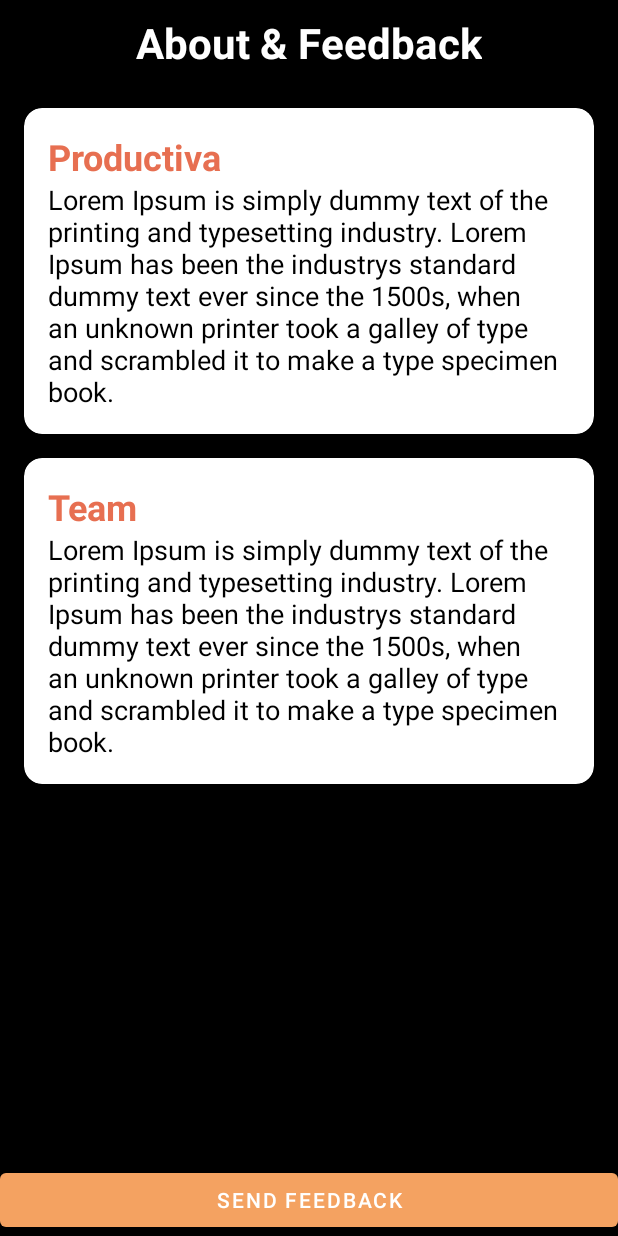
After one commit to tausif35/Productiva, an Android app: the About screen opened directly, with no data from a screen before it, on a phone screen of 412 x 824 dp. The commit adds this screen. Run offline under Robolectric (Android 15) with nearby library versions, the phone set to English and light mode, and no system bars; Roboto replaces fonts that are not available here.

Commit message:
About page setup

```diff
--- a/app/src/main/AndroidManifest.xml
+++ b/app/src/main/AndroidManifest.xml
@@ -12,7 +12,7 @@
         android:roundIcon="@mipmap/ic_launcher_round"
         android:supportsRtl="true"
         android:theme="@style/Theme.Productiva">
-        <activity android:name=".reminder" />
+        <activity android:name=".About" />
         <activity android:name=".Timer" />
         <activity android:name=".Notepad"
             android:screenOrientation="portrait"
--- /dev/null
+++ b/app/src/main/java/com/example/android/productiva/About.java
@@ -0,0 +1,40 @@
+package com.example.android.productiva;
+
+import android.content.Intent;
+import android.net.Uri;
+import android.os.Bundle;
+import android.widget.Button;
+import android.widget.Toast;
+
+import androidx.appcompat.app.AppCompatActivity;
+
+public class About extends AppCompatActivity {
+
+
+    @Override
+    protected void onCreate(Bundle savedInstanceState) {
+        super.onCreate(savedInstanceState);
+        setContentView(R.layout.activity_about);
+
+        Button feedbackButton = findViewById(R.id.send_feedback);
+
+        feedbackButton.setOnClickListener(v -> {
+            sendFeedback();
+        });
+    }
+
+    //This will let users send feedback to the developers
+    private void sendFeedback() {
+        try {
+            Intent intent = new Intent(Intent.ACTION_SENDTO);
+            intent.setData(Uri.parse("mailto:")); // only email apps should handle this
+            intent.putExtra(Intent.EXTRA_EMAIL, new String[]{"tausifahmed0235@yahoo.com"});
+            intent.putExtra(Intent.EXTRA_SUBJECT, "Productiva: Feedback");
+            startActivity(Intent.createChooser(intent, "Send email using"));
+
+        } catch (android.content.ActivityNotFoundException ex) {
+            Toast.makeText(this, "There are no email client installed on your device.",
+                    Toast.LENGTH_SHORT).show();
+        }
+    }
+}
--- a/app/src/main/java/com/example/android/productiva/Dashboard.java
+++ b/app/src/main/java/com/example/android/productiva/Dashboard.java
@@ -50,7 +50,7 @@
         card4.setOnClickListener(new View.OnClickListener() {
             @Override
             public void onClick(View v) {
-                intent = new Intent(Dashboard.this, reminder.class);
+                intent = new Intent(Dashboard.this, About.class);
                 startActivity(intent);
             }
         });
--- a/app/src/main/java/com/example/android/productiva/reminder.java
+++ /dev/null
@@ -1,14 +0,0 @@
-package com.example.android.productiva;
-
-import android.os.Bundle;
-
-import androidx.appcompat.app.AppCompatActivity;
-
-public class reminder extends AppCompatActivity {
-
-    @Override
-    protected void onCreate(Bundle savedInstanceState) {
-        super.onCreate(savedInstanceState);
-        setContentView(R.layout.activity_reminder);
-    }
-}
--- /dev/null
+++ b/app/src/main/res/layout/activity_about.xml
@@ -0,0 +1,126 @@
+<?xml version="1.0" encoding="utf-8"?>
+<androidx.constraintlayout.widget.ConstraintLayout xmlns:android="http://schemas.android.com/apk/res/android"
+    xmlns:app="http://schemas.android.com/apk/res-auto"
+    xmlns:tools="http://schemas.android.com/tools"
+    android:layout_width="match_parent"
+    android:layout_height="match_parent"
+    android:background="@color/bgColor"
+    android:orientation="vertical"
+    tools:context=".About">
+
+
+    <com.google.android.material.appbar.MaterialToolbar
+        android:id="@+id/about_toolbar"
+        android:layout_width="match_parent"
+        android:layout_height="?attr/actionBarSize"
+        android:theme="@style/ThemeOverlay.AppCompat.Dark.ActionBar"
+        app:layout_constraintEnd_toEndOf="parent"
+        app:layout_constraintStart_toStartOf="parent"
+        app:layout_constraintTop_toTopOf="parent" />
+
+    <TextView
+        android:layout_width="wrap_content"
+        android:layout_height="wrap_content"
+        android:text="About &amp; Feedback"
+        android:textColor="@color/white"
+        android:textSize="28sp"
+        android:textStyle="bold"
+        app:layout_constraintBottom_toBottomOf="@+id/about_toolbar"
+        app:layout_constraintEnd_toEndOf="@+id/about_toolbar"
+        app:layout_constraintStart_toStartOf="@+id/about_toolbar"
+        app:layout_constraintTop_toTopOf="@+id/about_toolbar" />
+
+    <ScrollView
+        android:layout_width="match_parent"
+        android:layout_height="0dp"
+        app:layout_constraintBottom_toBottomOf="parent"
+        app:layout_constraintEnd_toEndOf="parent"
+        app:layout_constraintStart_toStartOf="parent"
+        app:layout_constraintTop_toBottomOf="@+id/about_toolbar">
+
+        <LinearLayout
+            android:layout_width="match_parent"
+            android:layout_height="wrap_content"
+            android:orientation="vertical"
+            android:paddingHorizontal="16dp">
+
+            <com.google.android.material.card.MaterialCardView
+                android:layout_width="match_parent"
+                android:layout_height="wrap_content"
+                android:layout_marginTop="16dp"
+                app:cardBackgroundColor="@color/white"
+                app:cardCornerRadius="12dp">
+
+                <LinearLayout
+                    android:layout_width="match_parent"
+                    android:layout_height="wrap_content"
+                    android:orientation="vertical"
+                    android:padding="16dp">
+
+                    <TextView
+                        android:id="@+id/app_title"
+                        android:layout_width="wrap_content"
+                        android:layout_height="wrap_content"
+                        android:text="Productiva"
+                        android:textColor="@color/colorSecondaryDark"
+                        android:textSize="24sp"
+                        android:textStyle="bold" />
+
+                    <TextView
+                        android:layout_width="match_parent"
+                        android:layout_height="wrap_content"
+                        android:text="@string/filler"
+                        android:textColor="@color/black"
+                        android:textSize="18sp" />
+
+                </LinearLayout>
+
+            </com.google.android.material.card.MaterialCardView>
+
+
+            <com.google.android.material.card.MaterialCardView
+                android:layout_width="match_parent"
+                android:layout_height="wrap_content"
+                android:layout_marginTop="16dp"
+                app:cardBackgroundColor="@color/white"
+                app:cardCornerRadius="12dp">
+
+                <LinearLayout
+                    android:layout_width="match_parent"
+                    android:layout_height="wrap_content"
+                    android:orientation="vertical"
+                    android:padding="16dp">
+
+                    <TextView
+                        android:id="@+id/todo_title"
+                        android:layout_width="wrap_content"
+                        android:layout_height="wrap_content"
+                        android:text="Team"
+                        android:textColor="@color/colorSecondaryDark"
+                        android:textSize="24sp"
+                        android:textStyle="bold" />
+
+                    <TextView
+                        android:layout_width="match_parent"
+                        android:layout_height="wrap_content"
+                        android:text="@string/filler"
+                        android:textColor="@color/black"
+                        android:textSize="18sp" />
+
+                </LinearLayout>
+
+            </com.google.android.material.card.MaterialCardView>
+
+        </LinearLayout>
+    </ScrollView>
+
+    <Button
+        android:id="@+id/send_feedback"
+        android:layout_width="match_parent"
+        android:layout_height="wrap_content"
+        android:text="Send Feedback"
+        app:layout_constraintBottom_toBottomOf="parent"
+        app:layout_constraintEnd_toEndOf="parent"
+        app:layout_constraintStart_toStartOf="parent" />
+
+</androidx.constraintlayout.widget.ConstraintLayout>
--- a/app/src/main/res/layout/activity_dashboard.xml
+++ b/app/src/main/res/layout/activity_dashboard.xml
@@ -185,7 +185,7 @@
                         android:layout_height="wrap_content"
                         android:layout_marginTop="16dp"
                         android:fontFamily="@font/roboto_slab_bold"
-                        android:text="Settings"
+                        android:text="About"
                         android:textColor="@color/black"
                         android:textSize="24sp"
                         android:textStyle="bold" />
--- a/app/src/main/res/layout/activity_reminder.xml
+++ /dev/null
@@ -1,9 +0,0 @@
-<?xml version="1.0" encoding="utf-8"?>
-<androidx.constraintlayout.widget.ConstraintLayout xmlns:android="http://schemas.android.com/apk/res/android"
-    xmlns:app="http://schemas.android.com/apk/res-auto"
-    xmlns:tools="http://schemas.android.com/tools"
-    android:layout_width="match_parent"
-    android:layout_height="match_parent"
-    tools:context=".reminder">
-
-</androidx.constraintlayout.widget.ConstraintLayout>
--- a/app/src/main/res/values/strings.xml
+++ b/app/src/main/res/values/strings.xml
@@ -23,5 +23,7 @@
     <string name="cancel">Cancel</string>
     <string name="note_delete_note">Delete Note</string>
     <string name="note_sure_delete">Are You Sure You Want to Delete This Note?</string>
+    <string name="filler">Lorem Ipsum is simply dummy text of the printing and typesetting industry. Lorem Ipsum has been the industrys standard dummy text ever since
+        the 1500s, when an unknown printer took a galley of type and scrambled it to make a type specimen book. </string>
 
 </resources>
```
